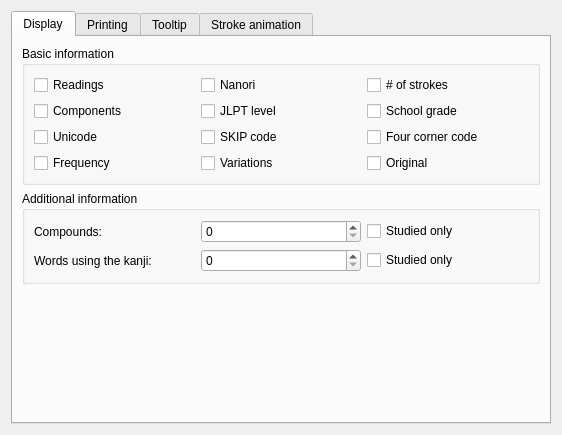
First picture: the form in src/gui/kanjidic2/Kanjidic2Preferences.ui, repository Gnurou/tagainijisho, before the edit.
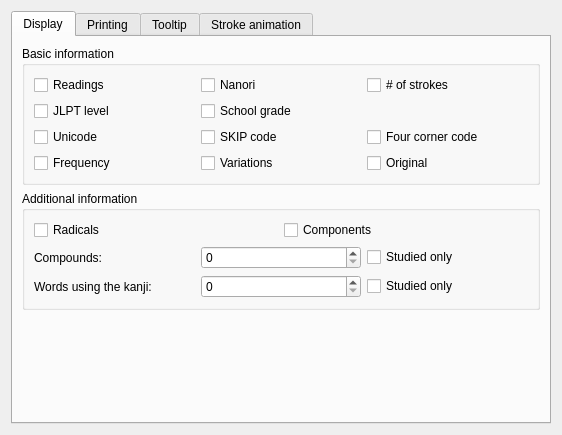
Second picture: the form after the edit. Icons and pictures are not drawn.

Commit message: Radicals information now displayed in detailed view

Patch:
```diff
--- a/src/gui/kanjidic2/Kanjidic2Preferences.ui
+++ b/src/gui/kanjidic2/Kanjidic2Preferences.ui
@@ -51,27 +51,6 @@
             </property>
            </widget>
           </item>
-          <item row="1" column="2">
-           <widget class="QCheckBox" name="showGrade">
-            <property name="text">
-             <string>School grade</string>
-            </property>
-           </widget>
-          </item>
-          <item row="1" column="1">
-           <widget class="QCheckBox" name="showJLPT">
-            <property name="text">
-             <string>JLPT level</string>
-            </property>
-           </widget>
-          </item>
-          <item row="1" column="0">
-           <widget class="QCheckBox" name="showComponents">
-            <property name="text">
-             <string>Components</string>
-            </property>
-           </widget>
-          </item>
           <item row="0" column="2">
            <widget class="QCheckBox" name="showStrokesNumber">
             <property name="text">
@@ -114,6 +93,20 @@
             </property>
            </widget>
           </item>
+          <item row="1" column="0">
+           <widget class="QCheckBox" name="showJLPT">
+            <property name="text">
+             <string>JLPT level</string>
+            </property>
+           </widget>
+          </item>
+          <item row="1" column="1">
+           <widget class="QCheckBox" name="showGrade">
+            <property name="text">
+             <string>School grade</string>
+            </property>
+           </widget>
+          </item>
          </layout>
         </widget>
        </item>
@@ -123,6 +116,24 @@
           <string>Additional information</string>
          </property>
          <layout class="QVBoxLayout" name="verticalLayout_5">
+          <item>
+           <layout class="QGridLayout" name="gridLayout_2">
+            <item row="0" column="0">
+             <widget class="QCheckBox" name="showRadicals">
+              <property name="text">
+               <string>Radicals</string>
+              </property>
+             </widget>
+            </item>
+            <item row="0" column="1">
+             <widget class="QCheckBox" name="showComponents">
+              <property name="text">
+               <string>Components</string>
+              </property>
+             </widget>
+            </item>
+           </layout>
+          </item>
           <item>
            <layout class="QHBoxLayout" name="horizontalLayout_3">
             <item>
@@ -184,7 +195,7 @@
          <property name="sizeHint" stdset="0">
           <size>
            <width>20</width>
-           <height>105</height>
+           <height>40</height>
           </size>
          </property>
         </spacer>
```
Left out of the diff: 3 changed lines with no effect on the pictures. The commit also changes 6 other files.
